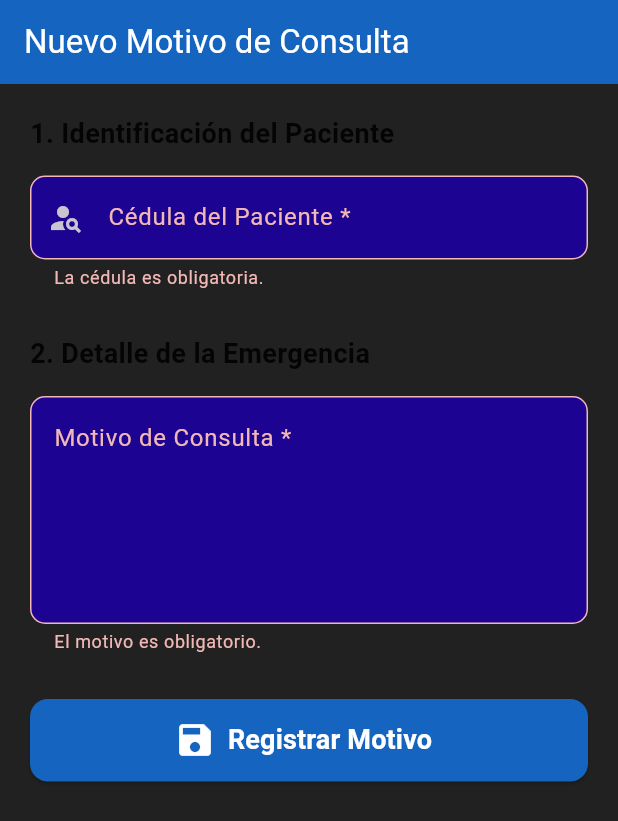
After one commit to diegopadron1/Tesis, a Flutter app: the MotivoConsultaScreen screen opened directly, after a tap on "Registrar Motivo", on a phone screen of 412 x 824 dp. The commit adds this screen. Shown: the top 821 px of the screen. Run offline on Flutter 3.47's test engine with Material 3 defaults, Android fonts, the phone set to English and light mode, and no system bars; our stand-ins replace flutter_secure_storage; accounts and stored records are empty.

Commit message:
Finalizado frontend modulo motivo consulta: pantallas y servicios independientes

```diff
--- a/tesis_movil/lib/config/api_config.dart
+++ b/tesis_movil/lib/config/api_config.dart
@@ -11,4 +11,5 @@ class ApiConfig {
   static const String createUserUrl = '$baseUrl/admin/users';
   static const String getRolesUrl = '$baseUrl/roles';
   static const String registerPatientUrl = '$baseUrl/pacientes';
+  static const String motivoConsultaUrl = "$baseUrl/motivo-consulta";
 }
--- /dev/null
+++ b/tesis_movil/lib/screens/resident/motivo_consulta_screen.dart
@@ -0,0 +1,174 @@
+import 'package:flutter/material.dart';
+import '../../services/motivo_consulta_service.dart';
+
+class MotivoConsultaScreen extends StatefulWidget {
+  // Constructor simple: No requiere recibir datos de otra pantalla
+  const MotivoConsultaScreen({super.key});
+
+  @override
+  State<MotivoConsultaScreen> createState() => _MotivoConsultaScreenState();
+}
+
+class _MotivoConsultaScreenState extends State<MotivoConsultaScreen> {
+  final _formKey = GlobalKey<FormState>();
+
+  // Controladores: Uno para la cédula (ahora manual) y otro para el motivo
+  final TextEditingController _cedulaController = TextEditingController();
+  final TextEditingController _motivoController = TextEditingController();
+
+  final MotivoConsultaService _motivoService = MotivoConsultaService();
+
+  bool _isLoading = false;
+
+  @override
+  void dispose() {
+    _cedulaController.dispose();
+    _motivoController.dispose();
+    super.dispose();
+  }
+
+  void _guardarMotivo() async {
+    if (!_formKey.currentState!.validate()) return;
+
+    setState(() => _isLoading = true);
+
+    // Enviamos los datos capturados en los inputs al servicio
+    final result = await _motivoService.createMotivoConsulta(
+      _cedulaController.text.trim(),
+      _motivoController.text.trim(),
+    );
+
+    setState(() => _isLoading = false);
+
+    if (!mounted) return;
+
+    if (result['success']) {
+      // ÉXITO: Mostramos mensaje verde
+      ScaffoldMessenger.of(context).showSnackBar(
+        SnackBar(
+          content: Text('¡Éxito! ${result['message']}'),
+          backgroundColor: Colors.green
+        ),
+      );
+
+      // Limpiamos campos para permitir otro registro inmediato
+      _cedulaController.clear();
+      _motivoController.clear();
+
+    } else {
+      // ERROR: Mostramos mensaje rojo
+      ScaffoldMessenger.of(context).showSnackBar(
+        SnackBar(
+          content: Text(result['message']),
+          backgroundColor: Colors.redAccent
+        ),
+      );
+    }
+  }
+
+  @override
+  Widget build(BuildContext context) {
+    return Scaffold(
+      appBar: AppBar(
+        title: const Text('Nuevo Motivo de Consulta'),
+        backgroundColor: Colors.blue[800],
+        foregroundColor: Colors.white,
+      ),
+      body: SingleChildScrollView(
+        padding: const EdgeInsets.all(20.0),
+        child: Form(
+          key: _formKey,
+          child: Column(
+            crossAxisAlignment: CrossAxisAlignment.start,
+            children: [
+              const Text(
+                "1. Identificación del Paciente",
+                style: TextStyle(fontSize: 18, fontWeight: FontWeight.bold, color: Colors.black87),
+              ),
+              const SizedBox(height: 15),
+
+              // --- CAMPO DE CÉDULA (EDITABLE) ---
+              TextFormField(
+                controller: _cedulaController,
+                keyboardType: TextInputType.number,
+                decoration: InputDecoration(
+                  labelText: 'Cédula del Paciente *',
+                  hintText: 'Ingrese la cédula del paciente',
+                  prefixIcon: const Icon(Icons.person_search),
+                  border: OutlineInputBorder(
+                    borderRadius: BorderRadius.circular(10),
+                  ),
+                  filled: true,
+                  fillColor: const Color.fromARGB(255, 29, 3, 146),
+                ),
+                validator: (value) {
+                  if (value == null || value.isEmpty) {
+                    return 'La cédula es obligatoria.';
+                  }
+                  if (value.length < 5) {
+                    return 'Ingrese una cédula válida.';
+                  }
+                  return null;
+                },
+              ),
+
+              const SizedBox(height: 30),
+
+              const Text(
+                "2. Detalle de la Emergencia",
+                style: TextStyle(fontSize: 18, fontWeight: FontWeight.bold, color: Colors.black87),
+              ),
+              const SizedBox(height: 15),
+
+              // --- CAMPO DE MOTIVO ---
+              TextFormField(
+                controller: _motivoController,
+                maxLines: 5,
+                decoration: InputDecoration(
+                  labelText: 'Motivo de Consulta *',
+                  alignLabelWithHint: true,
+                  hintText: 'Describa síntomas, dolor, tiempo, etc.',
+                  border: OutlineInputBorder(
+                    borderRadius: BorderRadius.circular(10),
+                  ),
+                  filled: true,
+                  fillColor: const Color.fromARGB(255, 29, 3, 146),
+                ),
+                validator: (value) {
+                  if (value == null || value.isEmpty) {
+                    return 'El motivo es obligatorio.';
+                  }
+                  return null;
+                },
+              ),
+              const SizedBox(height: 30),
+
+              // --- BOTÓN GUARDAR ---
+              SizedBox(
+                width: double.infinity,
+                height: 55,
+                child: ElevatedButton.icon(
+                  onPressed: _isLoading ? null : _guardarMotivo,
+                  icon: _isLoading
+                      ? const SizedBox(width: 24, height: 24, child: CircularProgressIndicator(color: Colors.white))
+                      : const Icon(Icons.save, size: 28),
+                  label: Text(
+                    _isLoading ? 'Guardando...' : 'Registrar Motivo',
+                    style: const TextStyle(fontSize: 18, fontWeight: FontWeight.bold),
+                  ),
+                  style: ElevatedButton.styleFrom(
+                    backgroundColor: Colors.blue[800],
+                    foregroundColor: Colors.white,
+                    shape: RoundedRectangleBorder(
+                      borderRadius: BorderRadius.circular(12),
+                    ),
+                  ),
+                ),
+              ),
+            ],
+          ),
+        ),
+      ),
+    );
+  }
+}
--- a/tesis_movil/lib/screens/resident/register_patient_screen.dart
+++ b/tesis_movil/lib/screens/resident/register_patient_screen.dart
@@ -121,6 +121,8 @@ class _RegisterPatientScreenState extends State<RegisterPatientScreen> {
           duration: const Duration(seconds: 4),
         ),
       );
+
+
 
       // Limpiar el formulario si fue exitoso
       if (result['success']) {
--- a/tesis_movil/lib/screens/resident/resident_home_screen.dart
+++ b/tesis_movil/lib/screens/resident/resident_home_screen.dart
@@ -1,6 +1,7 @@
 import 'package:flutter/material.dart';
 // Importa la pantalla de registro que ya creamos
 import 'register_patient_screen.dart';
+import 'motivo_consulta_screen.dart';
 // Importa el servicio de autenticación si necesitas el botón de cerrar sesión
 import '../../services/auth_service.dart';
 import '../login_screen.dart';
@@ -14,7 +15,7 @@ class ResidentHomeScreen extends StatelessWidget {
     final AuthService authService = AuthService();
 
     return DefaultTabController(
-      length: 2, // Dos pestañas: Registro y Triaje (futuro)
+      length: 3, // Dos pestañas: Registro y Triaje (futuro)
       child: Scaffold(
         appBar: AppBar(
           title: const Text('Módulo Residente'),
@@ -41,6 +42,7 @@ class ResidentHomeScreen extends StatelessWidget {
           bottom: const TabBar(
             tabs: [
               Tab(icon: Icon(Icons.person_add), text: "Registrar Paciente"),
+              Tab(icon: Icon(Icons.note_add), text: "Motivo"),
               Tab(icon: Icon(Icons.monitor_heart), text: "Triaje (Pendiente)"),
             ],
             labelColor: Colors.white,
@@ -52,6 +54,7 @@ class ResidentHomeScreen extends StatelessWidget {
           children: [
             // **AQUÍ SE MUESTRA LA INTERFAZ DE REGISTRO**
             RegisterPatientScreen(),
+            MotivoConsultaScreen(),
 
             // Placeholder para la futura pantalla de Triaje
             Center(
```
Also changed, not shown: tesis_movil/lib/services/motivo_consulta_service.dart (added, +61 -0 lines), tesis-api/package-lock.json, 6 other files.
